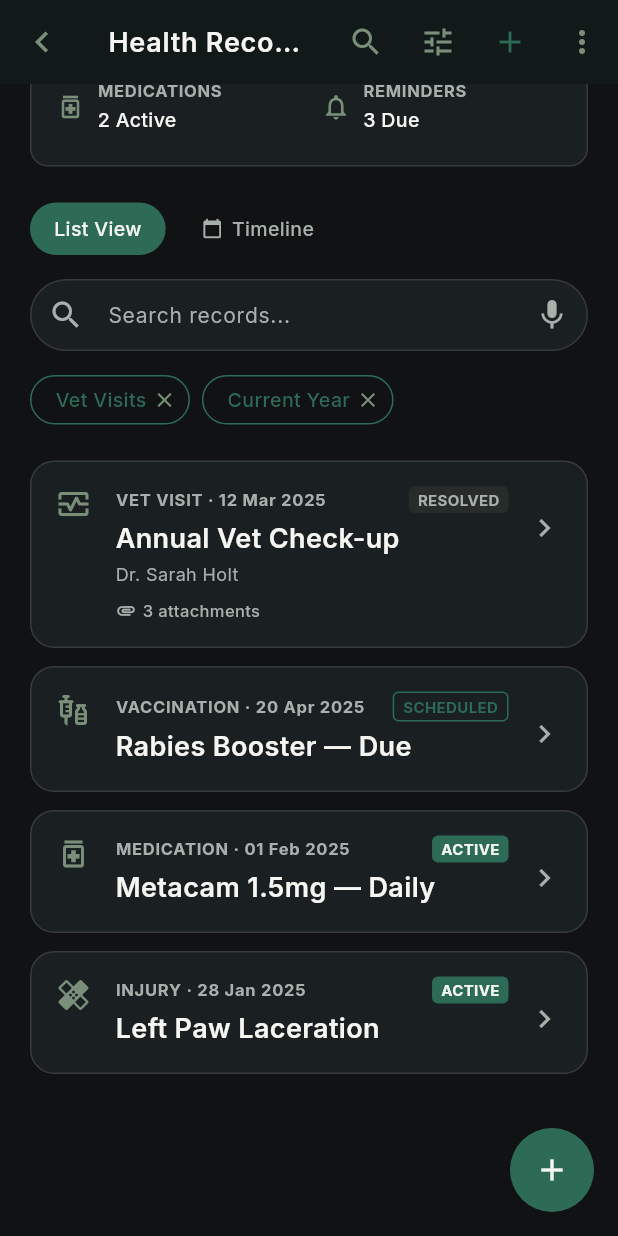
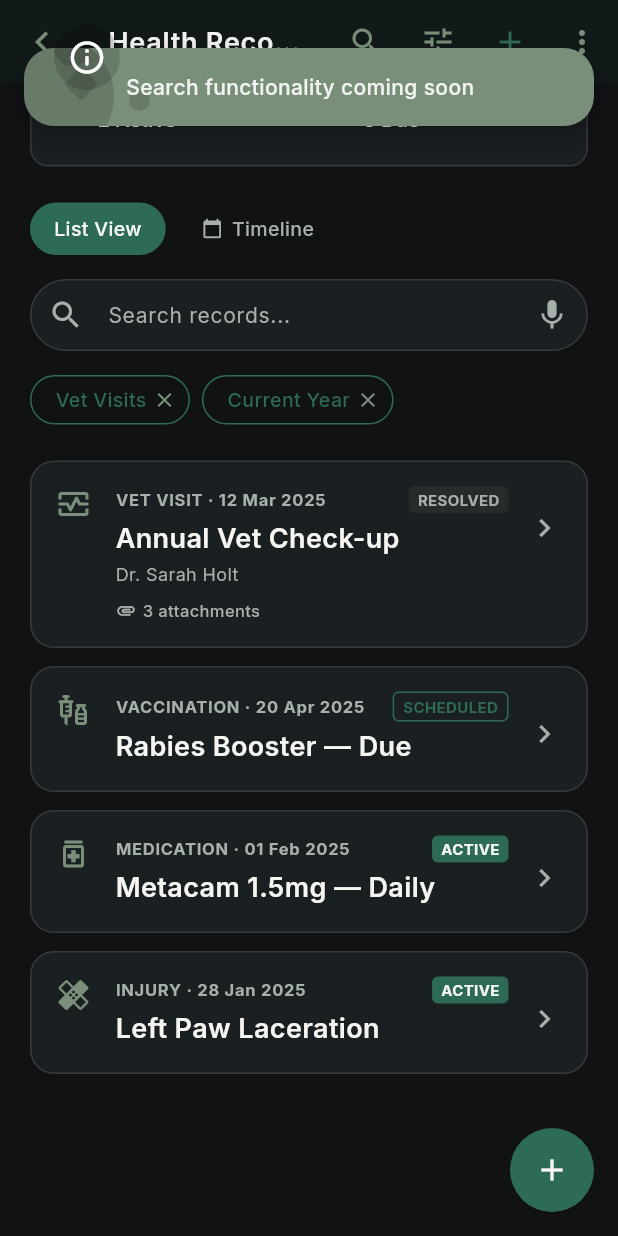
Before and after one commit to buolotdev/ULVENIK, a Flutter app: the HealthRecordsScreen screen opened directly, scrolled down 287 dp, after a tap on the "search" icon, on a phone screen of 412 x 824 dp. Run offline on Flutter 3.47's test engine with Material 3 defaults, Android fonts, the phone set to English and light mode, and no system bars; our stand-ins replace fl_chart, flutter_svg, google_fonts; network calls fail.

Commit message:
fix: Resolve CustomSnackbar reference by using AppSnackbar.show

```diff
--- a/lib/screens/health_records_screen.dart
+++ b/lib/screens/health_records_screen.dart
@@ -47,15 +47,15 @@
         actions: [
           IconButton(
             icon: const Icon(Icons.search, color: AppColors.secondarySage),
-            onPressed: () => CustomSnackbar.show(context, 'Search functionality coming soon'),
+            onPressed: () => AppSnackbar.show(context, message: 'Search functionality coming soon', type: SnackbarType.info),
           ),
           IconButton(
             icon: const Icon(Icons.tune, color: AppColors.secondarySage),
-            onPressed: () => CustomSnackbar.show(context, 'Filter options coming soon'),
+            onPressed: () => AppSnackbar.show(context, message: 'Filter options coming soon', type: SnackbarType.info),
           ),
           IconButton(
             icon: const Icon(Icons.add, color: const Color(0xFF2e6b57)),
-            onPressed: () => CustomSnackbar.show(context, 'Add Record form coming soon'),
+            onPressed: () => AppSnackbar.show(context, message: 'Add Record form coming soon', type: SnackbarType.info),
           ),
           IconButton(
             icon: const Icon(Icons.more_vert, color: AppColors.secondarySage),
@@ -97,7 +97,7 @@
       floatingActionButton: _isEmpty
           ? null
           : FloatingActionButton(
-              onPressed: () => CustomSnackbar.show(context, 'Add Record form coming soon'),
+              onPressed: () => AppSnackbar.show(context, message: 'Add Record form coming soon', type: SnackbarType.info),
               backgroundColor: const Color(0xFF2e6b57),
               foregroundColor: AppColors.primaryTextOffWhite,
               elevation: 0,
@@ -425,7 +425,7 @@
         color: Colors.transparent,
         child: InkWell(
           borderRadius: BorderRadius.circular(16),
-          onTap: () => CustomSnackbar.show(context, 'View record details: $title'),
+          onTap: () => AppSnackbar.show(context, message: 'View record details: $title', type: SnackbarType.info),
           child: Padding(
             padding: const EdgeInsets.all(16),
             child: Row(
@@ -668,7 +668,7 @@
         SizedBox(
           width: double.infinity,
           child: ElevatedButton(
-            onPressed: () => CustomSnackbar.show(context, 'Add Record form coming soon'),
+            onPressed: () => AppSnackbar.show(context, message: 'Add Record form coming soon', type: SnackbarType.info),
             style: ElevatedButton.styleFrom(
               backgroundColor: const Color(0xFF2e6b57),
               foregroundColor: AppColors.primaryTextOffWhite,
@@ -693,7 +693,7 @@
         ),
         const SizedBox(height: 24),
         TextButton(
-          onPressed: () => CustomSnackbar.show(context, 'Learn about Health Records coming soon'),
+          onPressed: () => AppSnackbar.show(context, message: 'Learn about Health Records coming soon', type: SnackbarType.info),
           child: const Text(
             'Learn about Health Records',
             style: TextStyle(
--- a/lib/screens/health_screen.dart
+++ b/lib/screens/health_screen.dart
@@ -361,7 +361,7 @@
 
   Widget _buildAddRecordCTA() {
     return ElevatedButton.icon(
-      onPressed: () => CustomSnackbar.show(context, 'Coming soon'),
+      onPressed: () => AppSnackbar.show(context, message: 'Coming soon', type: SnackbarType.info),
       style: ElevatedButton.styleFrom(
         backgroundColor: const Color(0xFF2e6b57),
         foregroundColor: AppColors.primaryTextOffWhite,
@@ -465,7 +465,7 @@
           ),
           const SizedBox(height: 24),
           ElevatedButton(
-            onPressed: () => CustomSnackbar.show(context, 'Coming soon'),
+            onPressed: () => AppSnackbar.show(context, message: 'Coming soon', type: SnackbarType.info),
             style: ElevatedButton.styleFrom(
               backgroundColor: const Color(0xFF2e6b57),
               foregroundColor: AppColors.primaryTextOffWhite,
```
